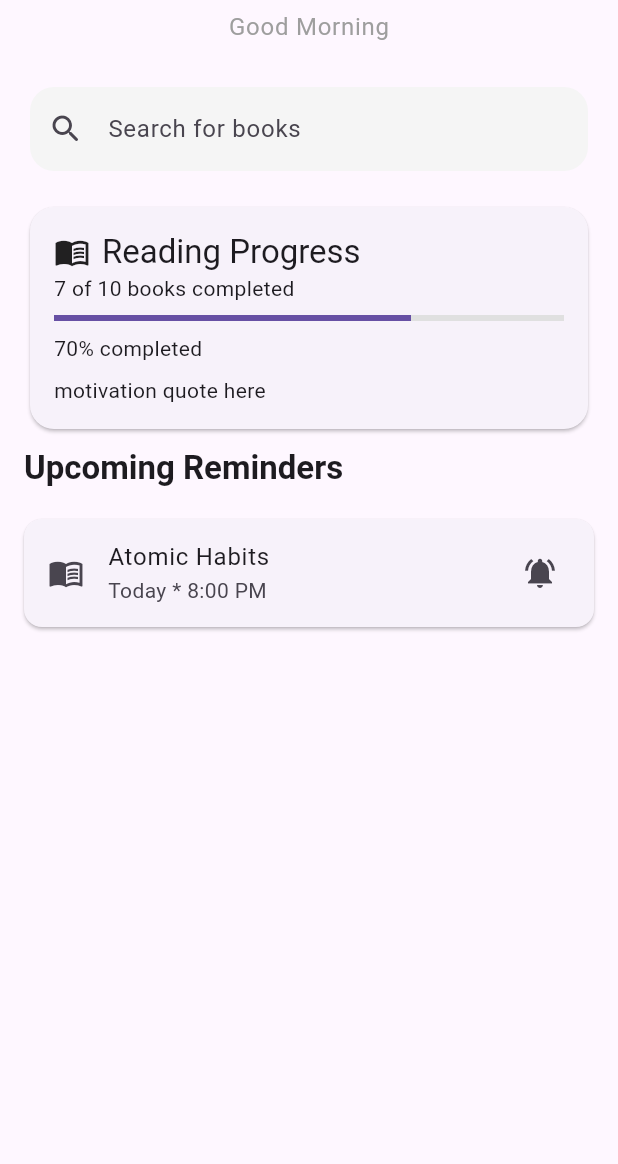
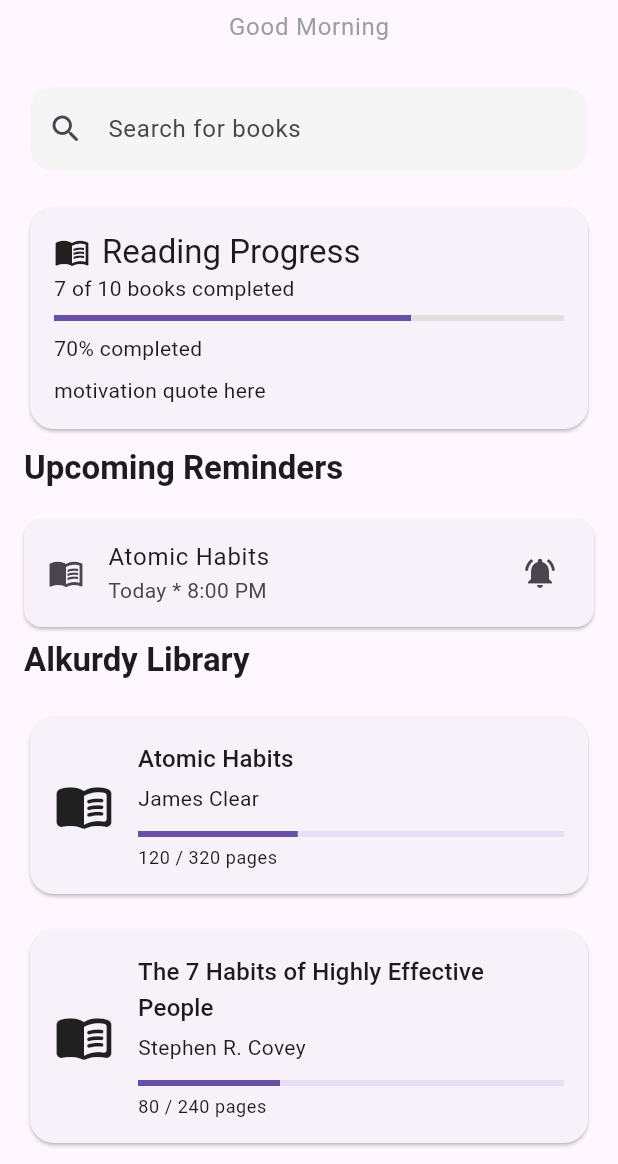
Before and after one commit to Alkurdy-Tech/book-reminder, a Flutter app: the screen it shows after launch, on a phone screen of 412 x 824 dp, the part 72-1236 px from its top. Run offline on Flutter 3.47's test engine with Material 3 defaults, Android fonts, the phone set to English and light mode, and no system bars.

Commit message:
feat: yourLibrarySection and bookCard has been done and finnished, by this home page is finnished only theoretically

```diff
--- a/lib/features/home/pages/home_page.dart
+++ b/lib/features/home/pages/home_page.dart
@@ -2,6 +2,7 @@
 import 'package:book_reminder/features/home/widgets/progress_card.dart';
 import 'package:book_reminder/features/home/widgets/search_bar.dart';
 import 'package:book_reminder/features/home/widgets/upcoming_reminder.dart';
+import 'package:book_reminder/features/home/widgets/your_library_section.dart';
 import 'package:flutter/material.dart';
 
 class HomePage extends StatelessWidget {
@@ -22,7 +23,8 @@
               quote: 'A reader lives a thousand lives',
             ),
             UpcomingReminderSection(),
-            // BookCard(),
+            YourLibrarySection(),
+            SizedBox(height: 100,)
           ],
         ),
       ),
--- a/lib/features/home/widgets/book_card.dart
+++ b/lib/features/home/widgets/book_card.dart
@@ -0,0 +1,67 @@
+import 'package:flutter/material.dart';
+
+class BookCard extends StatelessWidget {
+  final String title;
+  final String author;
+  final int currentPage;
+  final int totalPages;
+
+  // final String? coverImage;
+  // final bool isFinished;
+  // final DateTime? lastReadAt;
+  // final double? rating;
+
+  const BookCard({
+    super.key,
+    required this.title,
+    required this.author,
+    required this.currentPage,
+    required this.totalPages,
+  });
+
+  @override
+  Widget build(BuildContext context) {
+    final progress = totalPages == 0 ? 0.0 : currentPage / totalPages;
+
+    return Padding(
+      padding: const EdgeInsets.symmetric(horizontal: 16, vertical: 8),
+      child: Card(
+        shape: RoundedRectangleBorder(borderRadius: BorderRadius.circular(16)),
+        child: Padding(
+          padding: const EdgeInsets.all(16),
+          child: Row(
+            children: [
+              const Icon(Icons.menu_book_rounded, size: 40),
+
+              const SizedBox(width: 16),
+
+              Expanded(
+                child: Column(
+                  crossAxisAlignment: CrossAxisAlignment.start,
+                  children: [
+                    Text(title, style: Theme.of(context).textTheme.titleMedium),
+
+                    const SizedBox(height: 4),
+
+                    Text(author, style: Theme.of(context).textTheme.bodyMedium),
+
+                    const SizedBox(height: 12),
+
+                    LinearProgressIndicator(value: progress),
+
+                    const SizedBox(height: 6),
+
+                    Text(
+                      '$currentPage / $totalPages pages',
+                      style: Theme.of(context).textTheme.bodySmall,
+                    ),
+                  ],
+                ),
+              ),
+            ],
+          ),
+        ),
+      ),
+    );
+  }
+}
--- a/lib/features/home/widgets/your_library_section.dart
+++ b/lib/features/home/widgets/your_library_section.dart
@@ -0,0 +1,40 @@
+import 'package:book_reminder/features/home/widgets/book_card.dart';
+import 'package:book_reminder/features/home/widgets/section_title.dart';
+import 'package:flutter/material.dart';
+
+class YourLibrarySection extends StatelessWidget {
+  const YourLibrarySection({super.key});
+
+  @override
+  Widget build(BuildContext context) {
+    return const Column(
+      crossAxisAlignment: CrossAxisAlignment.start,
+      children: [
+        SectionTitle(title: 'Alkurdy Library'),
+
+        SizedBox(height: 12),
+
+        BookCard(
+          title: 'Atomic Habits',
+          author: 'James Clear',
+          currentPage: 120,
+          totalPages: 320,
+        ),
+
+        BookCard(
+          title: 'The 7 Habits of Highly Effective People',
+          author: 'Stephen R. Covey',
+          currentPage: 80,
+          totalPages: 240,
+        ),
+
+        BookCard(
+          title: 'How to Win Friends and Influence People',
+          author: 'Dale Carnegie',
+          currentPage: 150,
+          totalPages: 280,
+        ),
+      ],
+    );
+  }
+}
```
